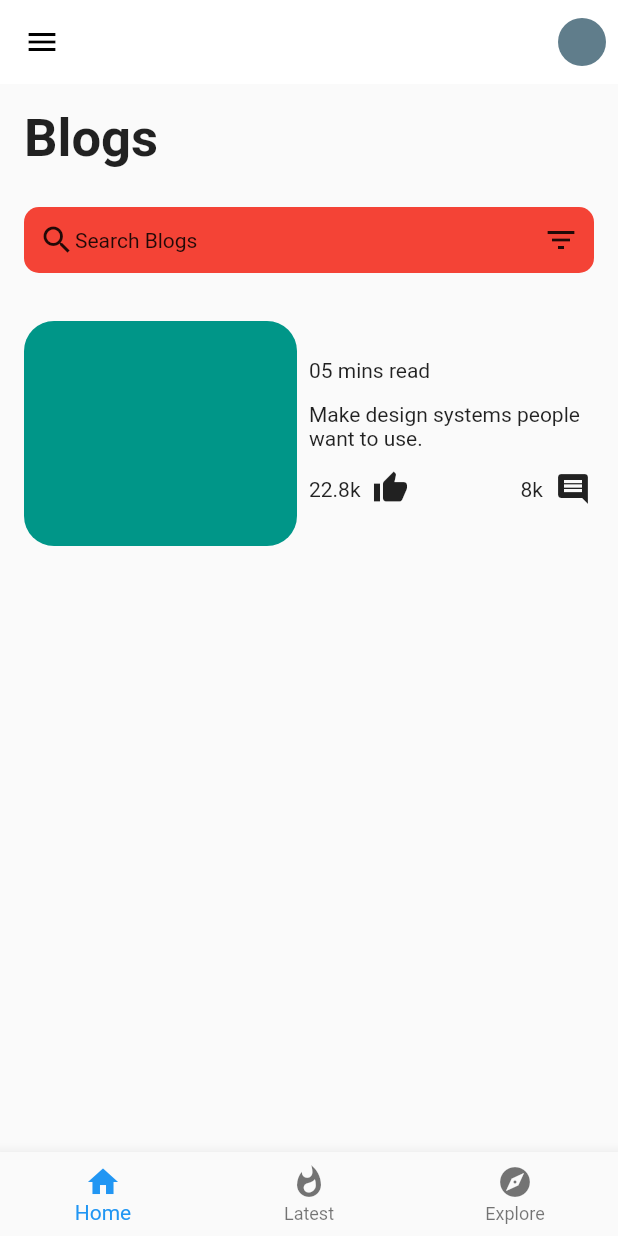
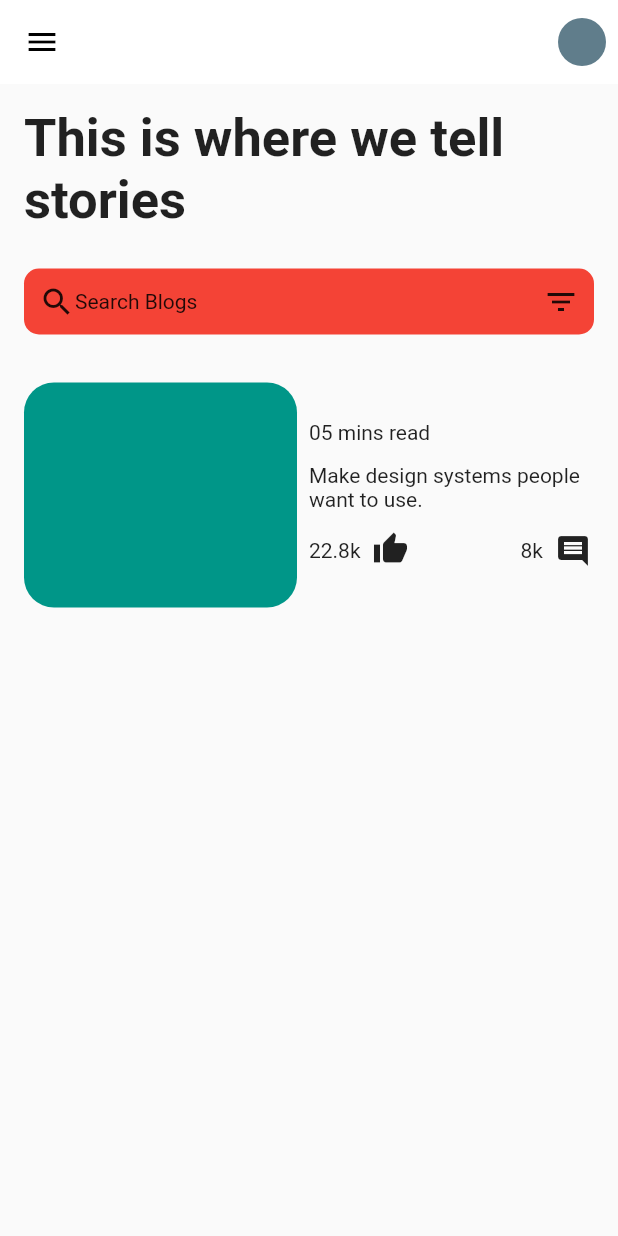
Before and after one commit to cyblogerz/Incologger, a Flutter app: the screen it shows after launch, on a phone screen of 412 x 824 dp. Run offline on Flutter 3.47's test engine with Material 2 defaults, Android fonts, the phone set to English and light mode, and no system bars.

Commit message:
Changed motto

```diff
--- a/lib/main.dart
+++ b/lib/main.dart
@@ -3,7 +3,8 @@ import 'package:flutter/material.dart';
 import 'screens/home/home.dart';
 import 'screens/authenticate/login_screen.dart';
 
-void main() {
+void main() async{
+  WidgetsFlutterBinding.ensureInitialized();
   runApp(const MyApp());
 }
 
--- a/lib/screens/home/home.dart
+++ b/lib/screens/home/home.dart
@@ -41,7 +41,7 @@ class Home extends StatelessWidget {
 
               children: <Widget>[
 
-                const Text("Blogs",style: TextStyle(
+                const Text("This is where we tell stories",style: TextStyle(
                   fontSize: 35,
                   fontWeight: FontWeight.bold,
                 ),),
@@ -58,14 +58,7 @@ class Home extends StatelessWidget {
         ],
 
       ),
-      bottomNavigationBar:BottomNavigationBar(
-        items: [
-          BottomNavigationBarItem(icon: Icon(Icons.home),label:"Home" ),
-           BottomNavigationBarItem(icon: Icon(Icons.whatshot),label:"Latest"),
-            BottomNavigationBarItem(icon: Icon(Icons.explore),label:"Explore"),
 
-        ],
-      ),
     );
   }
 
```
Also changed, not shown: lib/screens/authenticate/authenticate.dart (+16 -0 lines), lib/wrapper.dart (renamed from lib/screens/wrapper.dart).
